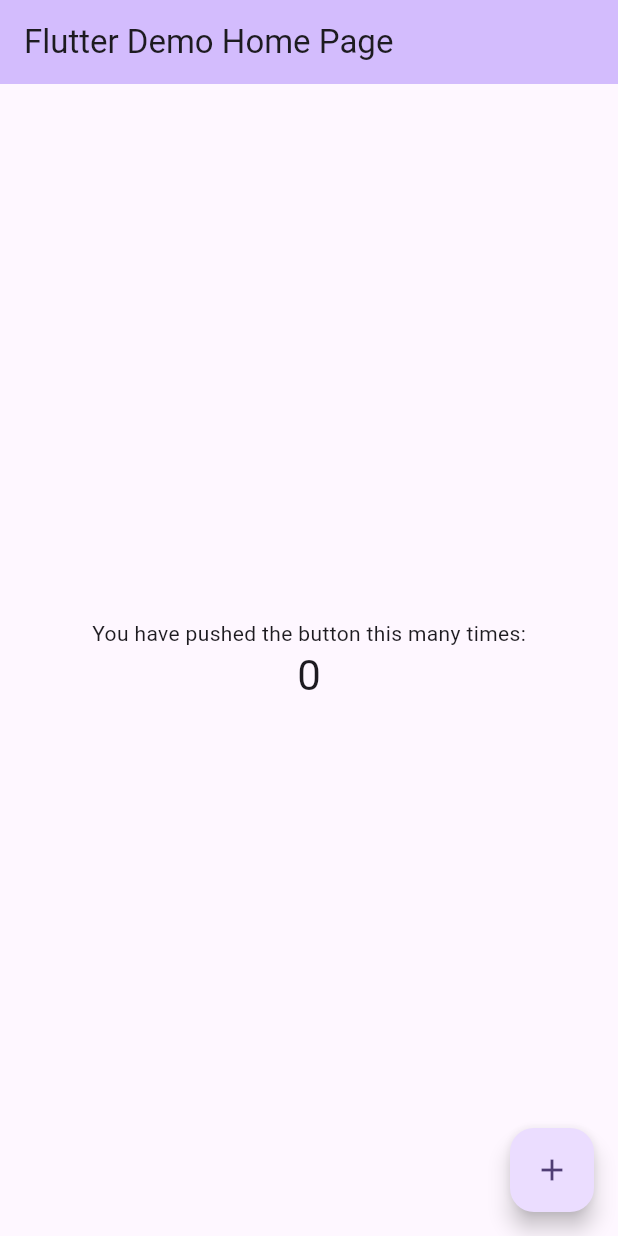
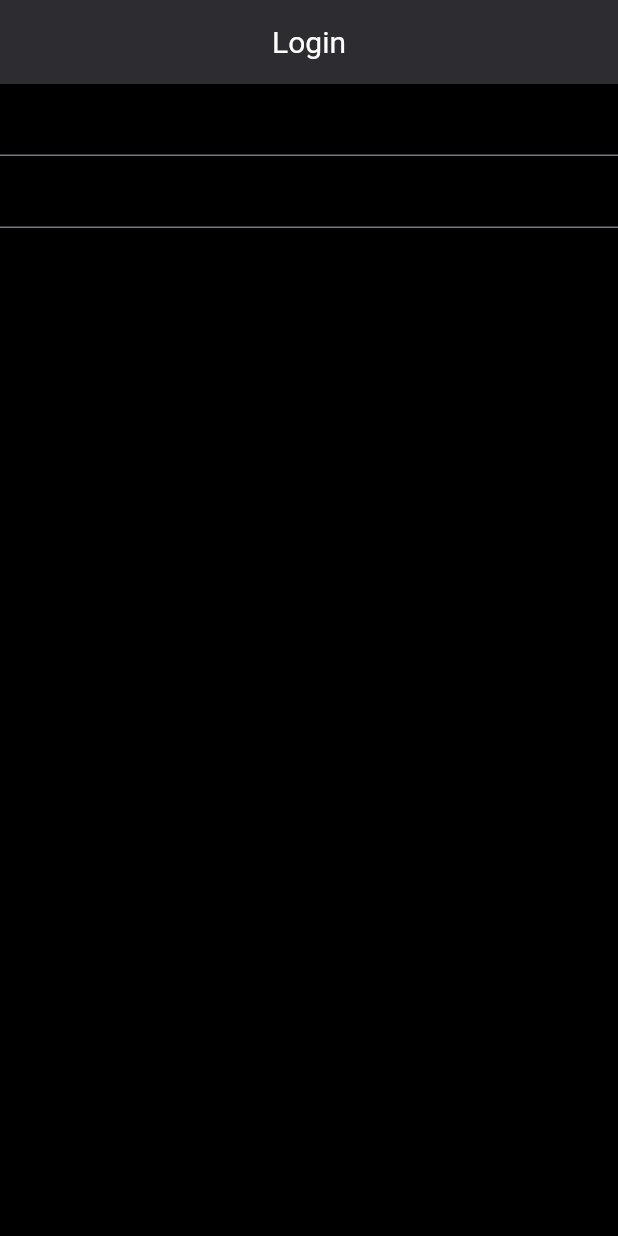
Before and after one commit to Korya25/auth, a Flutter app: the screen it shows after launch, on a phone screen of 412 x 824 dp. Run offline on Flutter 3.47's test engine with Material 3 defaults, Android fonts, the phone set to English and light mode, and no system bars; our stand-ins replace firebase_auth, firebase_core, google_fonts, google_sign_in; accounts and stored records are empty; Roboto replaces fonts that are missing (Laila).

Commit message:
add appbar tologin page

```diff
--- /dev/null
+++ b/lib/constanta/app_text_style.dart
@@ -0,0 +1,9 @@
+import 'package:flutter/material.dart';
+import 'package:google_fonts/google_fonts.dart';
+
+class AppTextStyle {
+  static TextStyle appBar = GoogleFonts.laila(
+    color: Colors.white,
+    fontSize: 20,
+  );
+}
--- a/lib/main.dart
+++ b/lib/main.dart
@@ -1,3 +1,4 @@
+import 'package:authapp/my_app.dart';
 import 'package:authapp/services/firebase/firebase_options.dart';
 import 'package:firebase_core/firebase_core.dart';
 import 'package:flutter/material.dart';
@@ -7,123 +8,3 @@ void main() async {
   await Firebase.initializeApp(options: DefaultFirebaseOptions.currentPlatform);
   runApp(const MyApp());
 }
-
-class MyApp extends StatelessWidget {
-  const MyApp({super.key});
-
-  // This widget is the root of your application.
-  @override
-  Widget build(BuildContext context) {
-    return MaterialApp(
-      title: 'Flutter Demo',
-      theme: ThemeData(
-        // This is the theme of your application.
-        //
-        // TRY THIS: Try running your application with "flutter run". You'll see
-        // the application has a purple toolbar. Then, without quitting the app,
-        // try changing the seedColor in the colorScheme below to Colors.green
-        // and then invoke "hot reload" (save your changes or press the "hot
-        // reload" button in a Flutter-supported IDE, or press "r" if you used
-        // the command line to start the app).
-        //
-        // Notice that the counter didn't reset back to zero; the application
-        // state is not lost during the reload. To reset the state, use hot
-        // restart instead.
-        //
-        // This works for code too, not just values: Most code changes can be
-        // tested with just a hot reload.
-        colorScheme: ColorScheme.fromSeed(seedColor: Colors.deepPurple),
-        useMaterial3: true,
-      ),
-      home: const MyHomePage(title: 'Flutter Demo Home Page'),
-    );
-  }
-}
-
-class MyHomePage extends StatefulWidget {
-  const MyHomePage({super.key, required this.title});
-
-  // This widget is the home page of your application. It is stateful, meaning
-  // that it has a State object (defined below) that contains fields that affect
-  // how it looks.
-
-  // This class is the configuration for the state. It holds the values (in this
-  // case the title) provided by the parent (in this case the App widget) and
-  // used by the build method of the State. Fields in a Widget subclass are
-  // always marked "final".
-
-  final String title;
-
-  @override
-  State<MyHomePage> createState() => _MyHomePageState();
-}
-
-class _MyHomePageState extends State<MyHomePage> {
-  int _counter = 0;
-
-  void _incrementCounter() {
-    setState(() {
-      // This call to setState tells the Flutter framework that something has
-      // changed in this State, which causes it to rerun the build method below
-      // so that the display can reflect the updated values. If we changed
-      // _counter without calling setState(), then the build method would not be
-      // called again, and so nothing would appear to happen.
-      _counter++;
-    });
-  }
-
-  @override
-  Widget build(BuildContext context) {
-    // This method is rerun every time setState is called, for instance as done
-    // by the _incrementCounter method above.
-    //
-    // The Flutter framework has been optimized to make rerunning build methods
-    // fast, so that you can just rebuild anything that needs updating rather
-    // than having to individually change instances of widgets.
-    return Scaffold(
-      appBar: AppBar(
-        // TRY THIS: Try changing the color here to a specific color (to
-        // Colors.amber, perhaps?) and trigger a hot reload to see the AppBar
-        // change color while the other colors stay the same.
-        backgroundColor: Theme.of(context).colorScheme.inversePrimary,
-        // Here we take the value from the MyHomePage object that was created by
-        // the App.build method, and use it to set our appbar title.
-        title: Text(widget.title),
-      ),
-      body: Center(
-        // Center is a layout widget. It takes a single child and positions it
-        // in the middle of the parent.
-        child: Column(
-          // Column is also a layout widget. It takes a list of children and
-          // arranges them vertically. By default, it sizes itself to fit its
-          // children horizontally, and tries to be as tall as its parent.
-          //
-          // Column has various properties to control how it sizes itself and
-          // how it positions its children. Here we use mainAxisAlignment to
-          // center the children vertically; the main axis here is the vertical
-          // axis because Columns are vertical (the cross axis would be
-          // horizontal).
-          //
-          // TRY THIS: Invoke "debug painting" (choose the "Toggle Debug Paint"
-          // action in the IDE, or press "p" in the console), to see the
-          // wireframe for each widget.
-          mainAxisAlignment: MainAxisAlignment.center,
-          children: <Widget>[
-            const Text(
-              'You have pushed the button this many times:',
-            ),
-            Text(
-              '$_counter',
-              style: Theme.of(context).textTheme.headlineMedium,
-            ),
-          ],
-        ),
-      ),
-      floatingActionButton: FloatingActionButton(
-        onPressed: _incrementCounter,
-        tooltip: 'Increment',
-        child: const Icon(Icons.add),
-      ), // This trailing comma makes auto-formatting nicer for build methods.
-    );
-  }
-}
--- /dev/null
+++ b/lib/my_app.dart
@@ -0,0 +1,14 @@
+import 'package:authapp/views/screen/auth/login_screen.dart';
+import 'package:flutter/material.dart';
+
+class MyApp extends StatelessWidget {
+  const MyApp({super.key});
+
+  // This widget is the root of your application.
+  @override
+  Widget build(BuildContext context) {
+    return MaterialApp(
+      home: LoginScreen(),
+    );
+  }
+}
--- /dev/null
+++ b/lib/views/screen/auth/login_screen.dart
@@ -0,0 +1,28 @@
+import 'package:authapp/constanta/app_text_style.dart';
+import 'package:authapp/views/widgets/custom_text_form_field.dart';
+import 'package:flutter/material.dart';
+
+class LoginScreen extends StatelessWidget {
+  const LoginScreen({super.key});
+
+  @override
+  Widget build(BuildContext context) {
+    return Scaffold(
+      backgroundColor: Colors.black,
+      appBar: AppBar(
+        backgroundColor: Color.fromARGB(255, 45, 45, 49),
+        centerTitle: true,
+        title: Text(
+          'Login',
+          style: AppTextStyle.appBar,
+        ),
+      ),
+      body: Column(
+        children: [
+          CustomTextFormField(),
+          CustomTextFormField(),
+        ],
+      ),
+    );
+  }
+}
--- /dev/null
+++ b/lib/views/widgets/custom_text_form_field.dart
@@ -0,0 +1,10 @@
+import 'package:flutter/material.dart';
+
+class CustomTextFormField extends StatelessWidget {
+  const CustomTextFormField({super.key});
+
+  @override
+  Widget build(BuildContext context) {
+    return TextFormField();
+  }
+}
--- a/pubspec.yaml
+++ b/pubspec.yaml
@@ -37,6 +37,7 @@ dependencies:
   firebase_core: ^3.8.1
   firebase_auth: ^5.3.4
   google_sign_in: ^6.2.2
+  google_fonts: ^6.2.1
 
 dev_dependencies:
   flutter_test:
```
Also changed, not shown: pubspec.lock, 2 other files.
